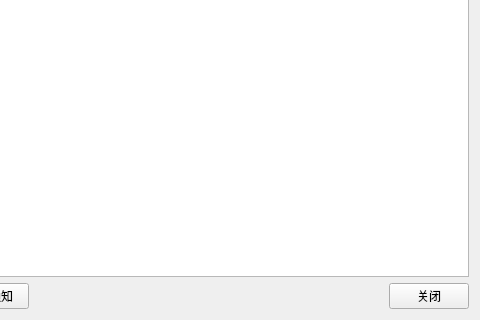
Qt form src/ui/NoticeManager.ui (xujianye0919/Qt-system) before a commit; both pictures show x 320 to 800 and y 280 to 600 of the 800 by 600 pixel window.
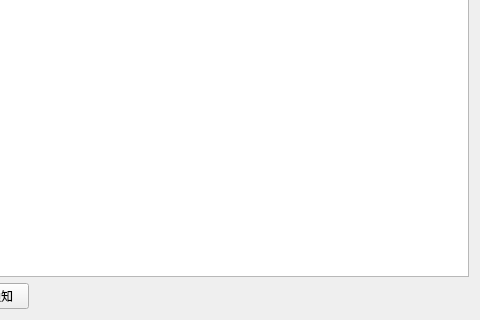
The same form after that commit.

Commit message: 第十八次提交：修补通知和设置界面信号槽重复的问题，解决了这两界面的按键需点击两次的问题

```diff
--- a/src/ui/NoticeManager.ui
+++ b/src/ui/NoticeManager.ui
@@ -69,13 +69,6 @@
        </property>
       </spacer>
      </item>
-     <item>
-      <widget class="QPushButton" name="closeBtn">
-       <property name="text">
-        <string>关闭</string>
-       </property>
-      </widget>
-     </item>
     </layout>
    </item>
   </layout>
```
Left out of the diff: 92 changed lines with no effect on the pictures. The commit also changes 7 other files.
